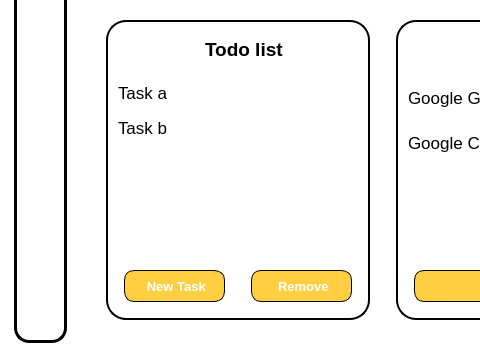
Old version of the form SPCK/GUI/Home.ui in the repository MaiNgocChau9/Python-App-A-; both pictures show x 0 to 480 and y 193 to 550 of the 780 by 550 pixel window.
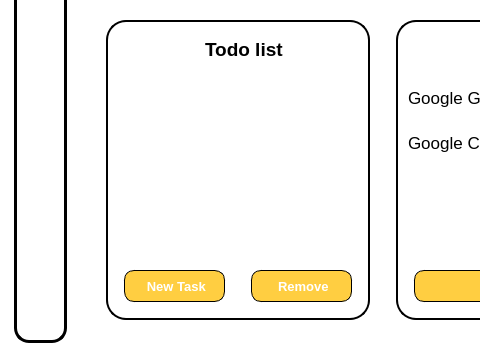
New version of the form. Icons and pictures are not drawn.

Diff of the .ui file:
```diff
--- a/SPCK/GUI/Home.ui
+++ b/SPCK/GUI/Home.ui
@@ -418,16 +418,6 @@
                <property name="horizontalScrollBarPolicy">
                 <enum>Qt::ScrollBarAlwaysOff</enum>
                </property>
-               <item>
-                <property name="text">
-                 <string>Task a</string>
-                </property>
-               </item>
-               <item>
-                <property name="text">
-                 <string>Task b</string>
-                </property>
-               </item>
               </widget>
              </item>
              <item>
```
